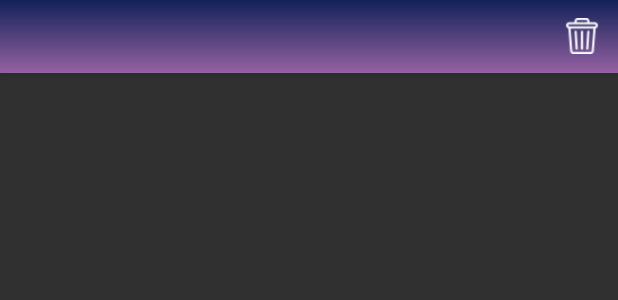
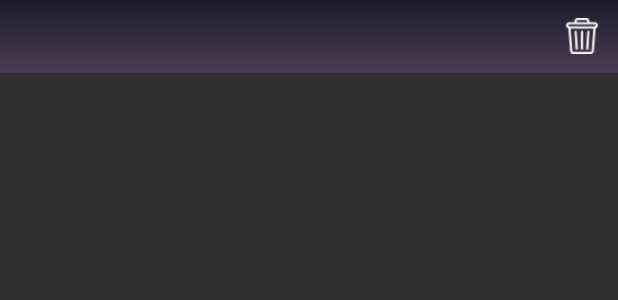
Before and after one commit to asuchardaa/WeatherApp, an Android app: the layout favorite_city_item.xml on its own in the app's theme, with its tools: preview values and no code run, on a phone screen of 412 x 824 dp. Shown: the top 300 px of the screen. Run offline under Robolectric (Android 15) with nearby library versions, the phone set to English and light mode, and no system bars.

Commit message:
better gradient ;)

```diff
--- a/app/src/main/java/com/example/weatherapp/ui/FavoriteCitiesFragment.kt
+++ b/app/src/main/java/com/example/weatherapp/ui/FavoriteCitiesFragment.kt
@@ -31,8 +31,8 @@ class FavoriteCitiesFragment : DialogFragment() {
 
         val favoriteCitiesList = view.findViewById<ListView>(R.id.favoriteCitiesListView)
         favoriteCitiesAdapter = FavoriteCitiesAdapter(requireContext(), favoriteCities) { deletedCity ->
-            // Zde můžete implementovat další akce po smazání města
-            // Např. aktualizovat hlavní fragment nebo zobrazit zprávu
+            favoriteCities.remove(deletedCity)
+            favoriteCitiesAdapter.notifyDataSetChanged()
         }
 
         favoriteCitiesList.adapter = favoriteCitiesAdapter
--- /dev/null
+++ b/app/src/main/res/drawable/gradient_fav_cities_bg.xml
@@ -0,0 +1,9 @@
+<?xml version="1.0" encoding="utf-8"?>
+<shape xmlns:android="http://schemas.android.com/apk/res/android"
+    android:shape="rectangle">
+    <gradient
+        android:angle="90"
+        android:startColor="#4B3C56"
+        android:endColor="#1C1C2C"
+        android:type="linear"/>
+</shape>
--- a/app/src/main/res/layout/favorite_city_item.xml
+++ b/app/src/main/res/layout/favorite_city_item.xml
@@ -5,7 +5,7 @@
     android:layout_height="wrap_content"
     android:orientation="horizontal"
     android:padding="12dp"
-    android:background="@drawable/gradient_bg"
+    android:background="@drawable/gradient_fav_cities_bg"
     android:elevation="4dp">
 
     <TextView
```
